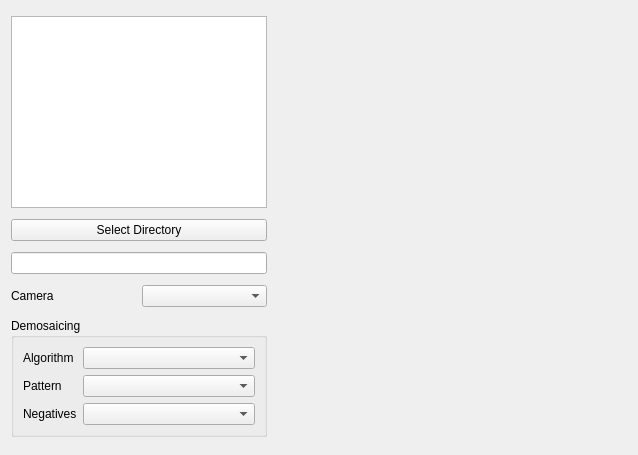
Above: src/pcot/assets/inputrgb.ui from AU-ExoMars/PCOT before the change. Below: the same form after it.
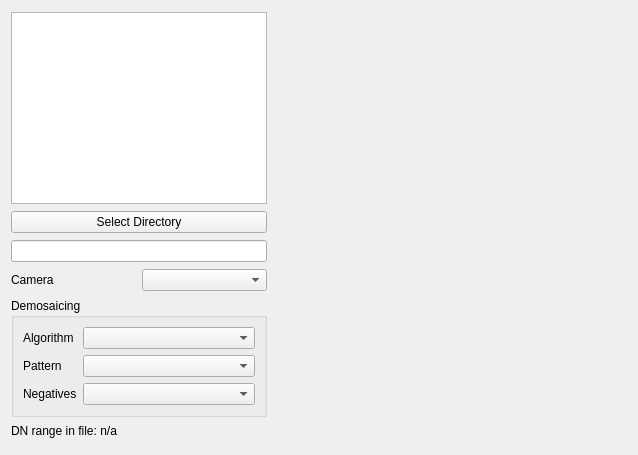
That is the form after the change. Custom widgets are drawn as their Qt base class.

Commit message: Show raw DN range in RGB and Multifile input views

```diff
--- a/src/pcot/assets/inputrgb.ui
+++ b/src/pcot/assets/inputrgb.ui
@@ -68,7 +68,7 @@
    <item row="4" column="0" colspan="2">
     <widget class="QGroupBox" name="debayerBox">
      <property name="sizePolicy">
-      <sizepolicy hsizetype="Preferred" vsizetype="Maximum">
+      <sizepolicy hsizetype="Preferred" vsizetype="Fixed">
        <horstretch>0</horstretch>
        <verstretch>0</verstretch>
       </sizepolicy>
@@ -128,6 +128,19 @@
      </layout>
     </widget>
    </item>
+   <item row="5" column="0" colspan="2">
+    <widget class="QLabel" name="dnRangeLabel">
+     <property name="sizePolicy">
+      <sizepolicy hsizetype="Preferred" vsizetype="Fixed">
+       <horstretch>0</horstretch>
+       <verstretch>0</verstretch>
+      </sizepolicy>
+     </property>
+     <property name="text">
+      <string>DN range in file: n/a</string>
+     </property>
+    </widget>
+   </item>
   </layout>
  </widget>
  <customwidgets>
```
The commit also changes 8 other files.
